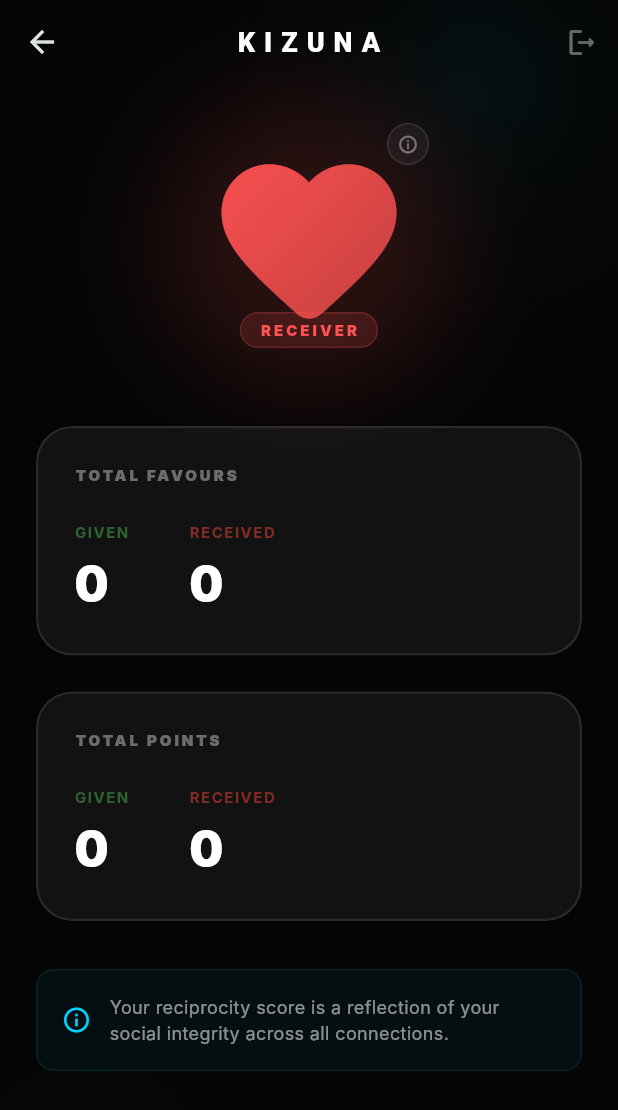
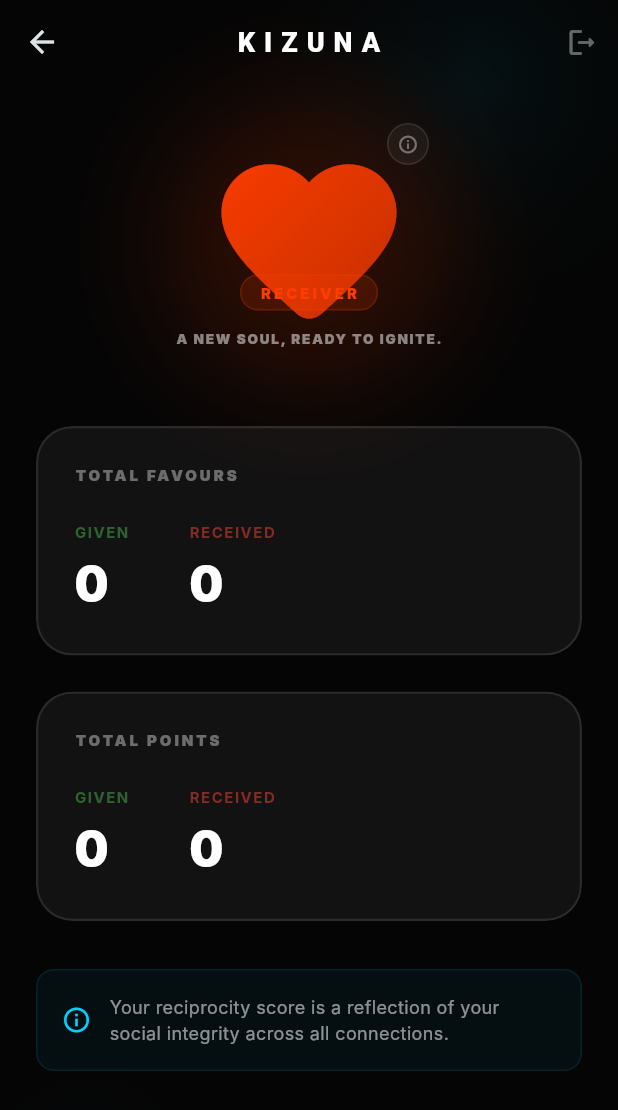
Before and after one commit to Ayush330/symbio, a Flutter app: the KizunaDashboard screen opened directly, on a phone screen of 412 x 824 dp. Shown: the top 1110 px of the screen. Run offline on Flutter 3.47's test engine with Material 3 defaults, Android fonts, the phone set to English and light mode, and no system bars; our stand-ins replace audioplayers, dio, equatable, firebase_core, firebase_messaging, flutter_bloc and 5 more; accounts and stored records are empty; network calls fail; Roboto replaces fonts that are missing (Inter).

Commit message:
new changes

```diff
--- a/frontend/lib/core/theme/app_theme.dart
+++ b/frontend/lib/core/theme/app_theme.dart
@@ -13,20 +13,33 @@
       );
 
   static Color getKarmaColor(double score) {
-    // Normalize score to 0.0 - 1.0 (clamped)
-    final double normalized = (score.clamp(1.0, 100.0) - 1.0) / 99.0;
+    final double t = (score.clamp(1.0, 100.0) - 1.0) / 99.0;
 
-    const Color startColor = Color(0xFFFF5252); // Red (Low Karma)
-    const Color midColor = Color(0xFFFFD740);   // Yellow/Ambition (Mid Karma)
-    const Color endColor = Color(0xFF00E676);   // Green/Peace (High Karma)
+    // An "infinite" spectrum feeling by interpolating through 5 vibrant stops
+    final colors = [
+      const Color(0xFFFF3D00), // Deep Red (Force)
+      const Color(0xFFFFD600), // Electric Yellow (Ambition)
+      const Color(0xFF00E676), // Spring Green (Growth)
+      const Color(0xFF00B0FF), // Azure Blue (Integrity)
+      const Color(0xFFAA00FF), // Deep Purple (Enlightenment)
+    ];
 
-    if (normalized < 0.5) {
-      // Interpolate between Red and Yellow
-      return Color.lerp(startColor, midColor, normalized * 2)!;
-    } else {
-      // Interpolate between Yellow and Green/Cyan
-      return Color.lerp(midColor, endColor, (normalized - 0.5) * 2)!;
-    }
+    if (t <= 0) return colors.first;
+    if (t >= 1) return colors.last;
+
+    final double segment = 1.0 / (colors.length - 1);
+    final int index = (t / segment).floor();
+    final double localT = (t - (index * segment)) / segment;
+
+    return Color.lerp(colors[index], colors[index + 1], localT)!;
+  }
+
+  static String getKarmaDescription(double score) {
+    if (score < 20) return "A NEW SOUL, READY TO IGNITE.";
+    if (score < 40) return "AMBITIOUS VIBES, BUILDING MOMENTUM.";
+    if (score < 60) return "IN THE FLOW, RADIATING GROWTH.";
+    if (score < 80) return "A PILLAR OF TRUST, CALM & STEADY.";
+    return "GOD-TIER INTEGRITY. ABSOLUTE LEGEND.";
   }
 
   static ThemeData get darkTheme {
--- a/frontend/lib/presentation/screens/dashboard_screen.dart
+++ b/frontend/lib/presentation/screens/dashboard_screen.dart
@@ -211,6 +211,17 @@
                         fontWeight: FontWeight.w900,
                         color: heartColor,
                       ),
+                    ),
+                  ),
+                  const SizedBox(height: 12),
+                  Text(
+                    KizunaTheme.getKarmaDescription(karmaScore),
+                    textAlign: TextAlign.center,
+                    style: TextStyle(
+                      fontSize: 9,
+                      letterSpacing: 1.2,
+                      fontWeight: FontWeight.w900,
+                      color: Colors.white.withValues(alpha: 0.5),
                     ),
                   ),
                 ],
--- a/frontend/pubspec.yaml
+++ b/frontend/pubspec.yaml
@@ -16,7 +16,7 @@
 # https://developer.apple.com/library/archive/documentation/General/Reference/InfoPlistKeyReference/Articles/CoreFoundationKeys.html
 # In Windows, build-name is used as the major, minor, and patch parts
 # of the product and file versions while build-number is used as the build suffix.
-version: 1.0.0+38
+version: 1.0.0+39
 
 environment:
   sdk: ^3.10.7
```
Also changed, not shown: 3 other files.
